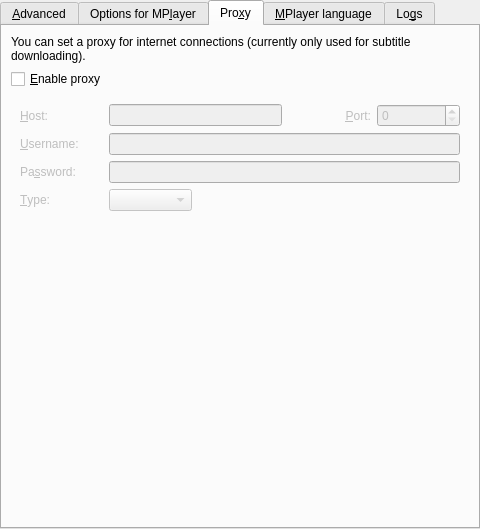
wilbert2000/wzplayer, file src/prefadvanced.ui: the form before one commit.
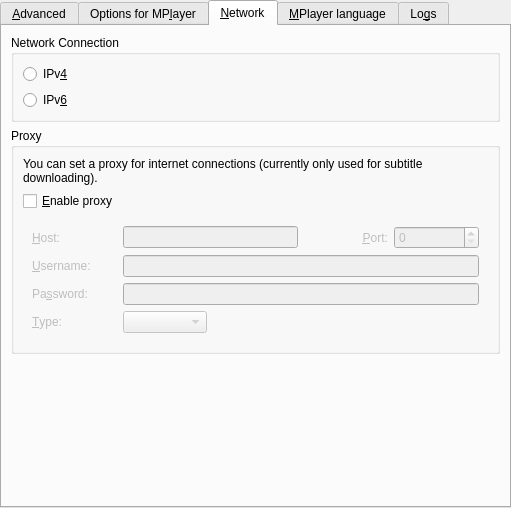
The form after the commit. The open tabs and pages were chosen to show the change. Custom widgets are drawn as their Qt base class.

Commit message: Renamed the "Proxy" tab in Preferences->advanced to "Network" and moved the "Network connection" options to that tab.

What changed in the file:
```diff
--- a/src/prefadvanced.ui
+++ b/src/prefadvanced.ui
@@ -5,8 +5,8 @@
    <rect>
     <x>0</x>
     <y>0</y>
-    <width>480</width>
-    <height>529</height>
+    <width>511</width>
+    <height>508</height>
    </rect>
   </property>
   <layout class="QVBoxLayout" >
@@ -118,44 +118,6 @@
          </item>
         </layout>
        </item>
-       <item>
-        <widget class="QGroupBox" name="internet_connection_groupbox" >
-         <property name="title" >
-          <string>Network Connection</string>
-         </property>
-         <layout class="QVBoxLayout" >
-          <property name="spacing" >
-           <number>6</number>
-          </property>
-          <property name="leftMargin" >
-           <number>9</number>
-          </property>
-          <property name="topMargin" >
-           <number>9</number>
-          </property>
-          <property name="rightMargin" >
-           <number>9</number>
-          </property>
-          <property name="bottomMargin" >
-           <number>9</number>
-          </property>
-          <item>
-           <widget class="QRadioButton" name="ipv4_button" >
-            <property name="text" >
-             <string>IPv&amp;4</string>
-            </property>
-           </widget>
-          </item>
-          <item>
-           <widget class="QRadioButton" name="ipv6_button" >
-            <property name="text" >
-             <string>IPv&amp;6</string>
-            </property>
-           </widget>
-          </item>
-         </layout>
-        </widget>
-       </item>
        <item>
         <widget class="QCheckBox" name="mplayer_use_window_check" >
          <property name="text" >
@@ -511,8 +473,52 @@
      </widget>
      <widget class="QWidget" name="tab_proxy" >
       <attribute name="title" >
-       <string>Pro&amp;xy</string>
+       <string>&amp;Network</string>
       </attribute>
+      <layout class="QVBoxLayout" >
+       <item>
+        <widget class="QGroupBox" name="internet_connection_groupbox" >
+         <property name="title" >
+          <string>Network Connection</string>
+         </property>
+         <layout class="QVBoxLayout" >
+          <property name="spacing" >
+           <number>6</number>
+          </property>
+          <property name="leftMargin" >
+           <number>9</number>
+          </property>
+          <property name="topMargin" >
+           <number>9</number>
+          </property>
+          <property name="rightMargin" >
+           <number>9</number>
+          </property>
+          <property name="bottomMargin" >
+           <number>9</number>
+          </property>
+          <item>
+           <widget class="QRadioButton" name="ipv4_button" >
+            <property name="text" >
+             <string>IPv&amp;4</string>
+            </property>
+           </widget>
+          </item>
+          <item>
+           <widget class="QRadioButton" name="ipv6_button" >
+            <property name="text" >
+             <string>IPv&amp;6</string>
+            </property>
+           </widget>
+          </item>
+         </layout>
+        </widget>
+       </item>
+       <item>
+        <widget class="QGroupBox" name="groupBox" >
+         <property name="title" >
+          <string>Proxy</string>
+         </property>
       <layout class="QVBoxLayout" >
        <item>
         <widget class="QLabel" name="label" >
@@ -629,6 +635,9 @@
          </layout>
         </widget>
        </item>
+         </layout>
+        </widget>
+       </item>
        <item>
         <spacer>
          <property name="orientation" >
@@ -637,7 +646,7 @@
          <property name="sizeHint" >
           <size>
            <width>458</width>
-           <height>101</height>
+           <height>31</height>
           </size>
          </property>
         </spacer>
```
Left out of the diff: 6 changed lines with no effect on the pictures. Lines whose indentation alone changed are shown as unchanged. The commit also changes 1 other file.
